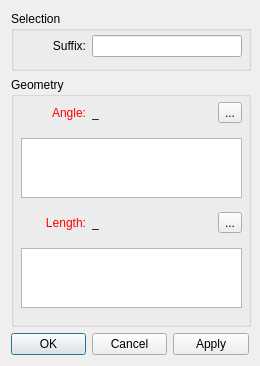
Qt form src/libs/vtools/dialogs/tools/dialogmove.ui (FashionFreedom/Seamly2D) before a commit.
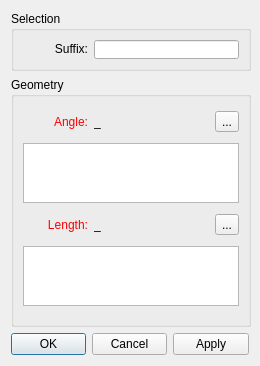
The same form after that commit. Icons and pictures are not drawn.

Commit message:
Fix layoutWidget warnings
Fixes layoutWidget warnings in a few dialog forms

The edit to the form file:
```diff
--- a/src/libs/vtools/dialogs/tools/dialogmove.ui
+++ b/src/libs/vtools/dialogs/tools/dialogmove.ui
@@ -47,15 +47,8 @@
      <property name="title">
       <string>Selection</string>
      </property>
-     <widget class="QWidget" name="layoutWidget">
-      <property name="geometry">
-       <rect>
-        <x>10</x>
-        <y>20</y>
-        <width>221</width>
-        <height>31</height>
-       </rect>
-      </property>
+     <layout class="QVBoxLayout" name="verticalLayout_2">
+      <item>
       <layout class="QHBoxLayout" name="horizontalLayout_3" stretch="1,3">
        <item>
         <widget class="QLabel" name="suffix_Label">
@@ -89,7 +82,8 @@
         <widget class="QLineEdit" name="suffix_LineEdit"/>
        </item>
       </layout>
-     </widget>
+      </item>
+     </layout>
     </widget>
    </item>
    <item>
@@ -103,15 +97,8 @@
      <property name="title">
       <string>Geometry</string>
      </property>
-     <widget class="QWidget" name="layoutWidget">
-      <property name="geometry">
-       <rect>
-        <x>10</x>
-        <y>20</y>
-        <width>221</width>
-        <height>31</height>
-       </rect>
-      </property>
+     <layout class="QVBoxLayout" name="verticalLayout_3">
+      <item>
       <layout class="QHBoxLayout" name="horizontalLayout" stretch="1,1,1,0">
        <item alignment="Qt::AlignLeft">
         <widget class="QLabel" name="editAngle_Label">
@@ -228,16 +215,40 @@
         </widget>
        </item>
       </layout>
-     </widget>
-     <widget class="QWidget" name="layoutWidget">
-      <property name="geometry">
-       <rect>
-        <x>10</x>
-        <y>130</y>
-        <width>221</width>
-        <height>31</height>
-       </rect>
-      </property>
+      </item>
+      <item>
+       <layout class="QHBoxLayout" name="horizontalLayout_4" stretch="3">
+        <item>
+         <widget class="QPlainTextEdit" name="angle_PlainTextEdit">
+          <property name="sizePolicy">
+           <sizepolicy hsizetype="Expanding" vsizetype="Preferred">
+            <horstretch>0</horstretch>
+            <verstretch>0</verstretch>
+           </sizepolicy>
+          </property>
+          <property name="minimumSize">
+           <size>
+            <width>0</width>
+            <height>60</height>
+           </size>
+          </property>
+          <property name="maximumSize">
+           <size>
+            <width>16777215</width>
+            <height>60</height>
+           </size>
+          </property>
+          <property name="toolTip">
+           <string>Calculation</string>
+          </property>
+          <property name="tabChangesFocus">
+           <bool>true</bool>
+          </property>
+         </widget>
+        </item>
+       </layout>
+      </item>
+      <item>
       <layout class="QHBoxLayout" name="horizontalLayout_2" stretch="1,1,1,0">
        <item alignment="Qt::AlignLeft">
         <widget class="QLabel" name="editLength_Label">
@@ -354,16 +365,8 @@
         </widget>
        </item>
       </layout>
-     </widget>
-     <widget class="QWidget" name="layoutWidget">
-      <property name="geometry">
-       <rect>
-        <x>10</x>
-        <y>170</y>
-        <width>221</width>
-        <height>62</height>
-       </rect>
-      </property>
+      </item>
+      <item>
       <layout class="QHBoxLayout" name="horizontalLayout_7" stretch="0">
        <item>
         <widget class="QPlainTextEdit" name="length_PlainTextEdit">
@@ -394,47 +397,8 @@
         </widget>
        </item>
       </layout>
-     </widget>
-     <widget class="QWidget" name="layoutWidget">
-      <property name="geometry">
-       <rect>
-        <x>10</x>
-        <y>60</y>
-        <width>221</width>
-        <height>62</height>
-       </rect>
-      </property>
-      <layout class="QHBoxLayout" name="horizontalLayout_4" stretch="3">
-       <item>
-        <widget class="QPlainTextEdit" name="angle_PlainTextEdit">
-         <property name="sizePolicy">
-          <sizepolicy hsizetype="Expanding" vsizetype="Preferred">
-           <horstretch>0</horstretch>
-           <verstretch>0</verstretch>
-          </sizepolicy>
-         </property>
-         <property name="minimumSize">
-          <size>
-           <width>0</width>
-           <height>60</height>
-          </size>
-         </property>
-         <property name="maximumSize">
-          <size>
-           <width>16777215</width>
-           <height>60</height>
-          </size>
-         </property>
-         <property name="toolTip">
-          <string>Calculation</string>
-         </property>
-         <property name="tabChangesFocus">
-          <bool>true</bool>
-         </property>
-        </widget>
-       </item>
-      </layout>
-     </widget>
+      </item>
+     </layout>
     </widget>
    </item>
    <item>
```
Lines whose indentation alone changed are shown as unchanged. The commit also changes 2 other files.
